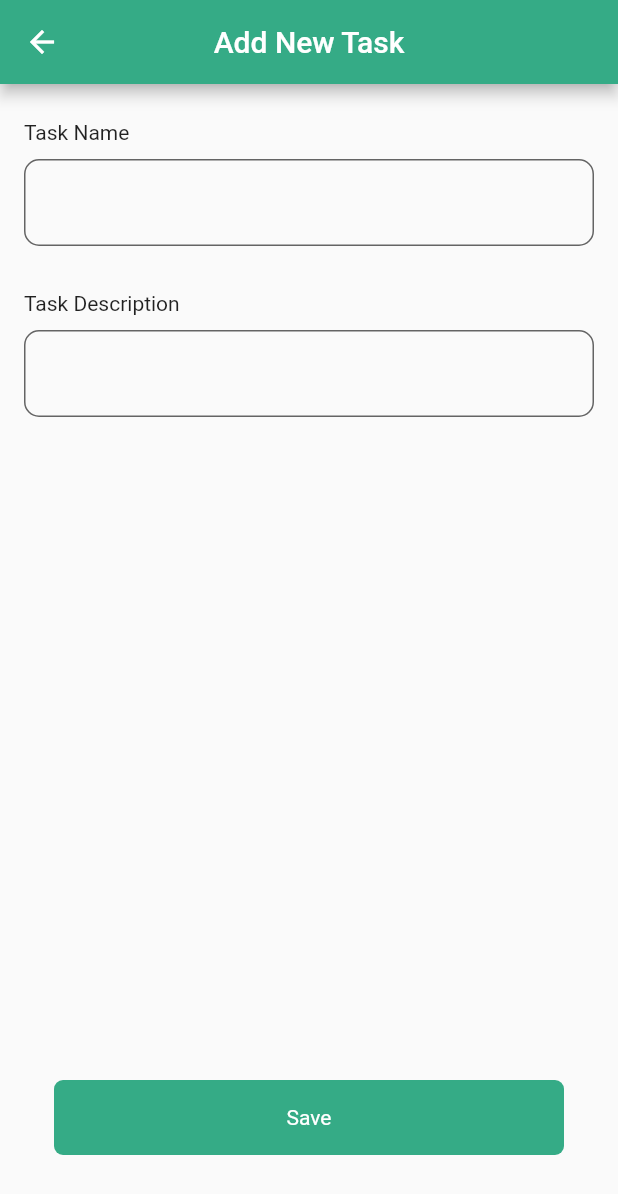
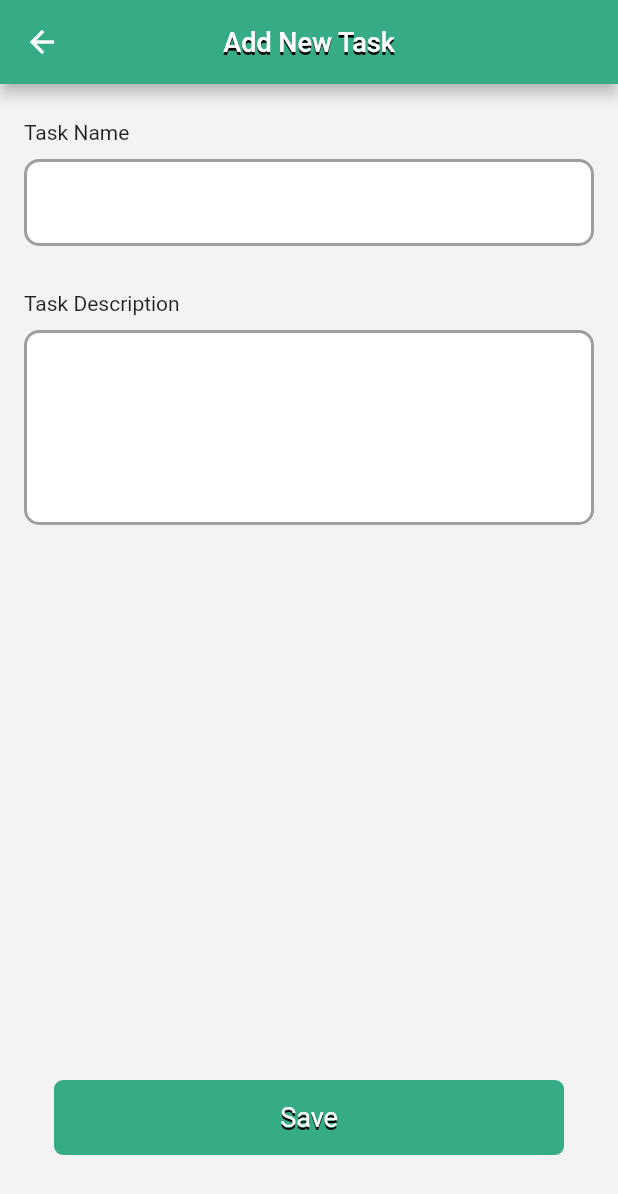
Before and after one commit to Ahmad-Saleh-963/maps, a Flutter app: the screen it shows after launch, after a tap on the "add" icon, on a phone screen of 412 x 824 dp. Shown: the top 1194 px of the screen. Run offline on Flutter 3.47's test engine with Material 3 defaults, Android fonts, the phone set to English and light mode, and no system bars; our stand-ins replace bot_toast, flutter_bloc, freezed_annotation, lottie, shared_preferences, supabase_flutter; accounts and stored records are empty.

Commit message:
fix bugs

```diff
--- a/lib/library/blocs/tasks/tasks_cubit.dart
+++ b/lib/library/blocs/tasks/tasks_cubit.dart
@@ -27,7 +27,7 @@ class TasksCubit extends Cubit<TasksState> {
   }
 
   Future<void> getTasks() async {
-    emit(state.copyWith(title: null, description: null, loading: state.tasks.isEmpty ? true : false));
+    emit(state.copyWith(title: null, description: null, loading: state.tasks.isEmpty ? true : false , hasErorr :false));
     List<TaskModel> tasks = [];
     try {
       var response = await db.from('maps').select().order('id');
@@ -38,7 +38,7 @@ class TasksCubit extends Cubit<TasksState> {
       }
     } catch (e) {
       ShowToastHelper.show("$e", ToastType.error);
-      emit(state.copyWith(loading: false));
+      emit(state.copyWith(loading: false , hasErorr : true));
     }
     emit(state.copyWith(loading: false, tasks: tasks));
   }
--- a/lib/library/blocs/tasks/tasks_state.dart
+++ b/lib/library/blocs/tasks/tasks_state.dart
@@ -8,6 +8,7 @@ class TasksState with _$TasksState {
   factory TasksState({
     @Default(false) bool loading,
     @Default(false) bool updating,
+    @Default(false) bool hasErorr,
     @Default('') String date,
     String? title,
     String? description,
--- a/lib/library/utils/colors.dart
+++ b/lib/library/utils/colors.dart
@@ -5,7 +5,11 @@ class ColorsApp{
 
   static Color primaryColor = const Color(0xff35ab86);
 
+  static Color white = const Color(0xfdfdfdfd);
+
   static Color yalow = const Color(0xffaceb5f);
+
+  static Color  bgScaffold = const Color(0xfff3f3f3);
 
   static Color border = const Color(0xff9eb031);
 
--- a/lib/main.dart
+++ b/lib/main.dart
@@ -43,7 +43,8 @@ class _MyAppState extends State<MyApp> {
     return MaterialApp(
       debugShowCheckedModeBanner: false,
       theme: ThemeData(
-        useMaterial3: false
+        useMaterial3: false,
+        scaffoldBackgroundColor: ColorsApp.bgScaffold,
       ),
       navigatorKey: SingleInstanceService.navigatorKey,
       builder: BotToastInit(),
--- a/lib/view/componenets/image_circle_component.dart
+++ b/lib/view/componenets/image_circle_component.dart
@@ -2,11 +2,9 @@ import 'package:flutter/material.dart';
 
 class ImageCircleComponent extends StatelessWidget {
   final String placeholder;
-  final double radius;
 
   const ImageCircleComponent({
     super.key,
-    required this.radius,
     this.placeholder = 'assets/images/person.png',
   });
 
@@ -15,8 +13,6 @@ class ImageCircleComponent extends StatelessWidget {
     return ClipOval(
       child: Image.asset(
         placeholder,
-        height: radius * 2,
-        width: radius * 2,
         fit: BoxFit.cover,
       ),
     );
--- a/lib/view/componenets/text_field_widget.dart
+++ b/lib/view/componenets/text_field_widget.dart
@@ -15,7 +15,7 @@ class TextFieldWidget extends StatelessWidget {
     this.textAlign = TextAlign.right,
     this.maxLines,
     this.error,
-    this.fillColor = Colors.transparent,
+    this.fillColor = Colors.white,
     this.showBorder = true,
   });
 
@@ -37,9 +37,9 @@ class TextFieldWidget extends StatelessWidget {
   Widget build(BuildContext context) {
     return TextField(
       keyboardType: keyboardType,
-      textAlign: textAlign ?? TextAlign.right,
+      textAlign: TextAlign.left,
       controller: controller,
-      textDirection: TextDirection.rtl,
+      textDirection: TextDirection.ltr,
       maxLines: maxLines,
       enabled: isEnable,
       style: TextStyle(height: 1, fontSize: fontSize),
@@ -48,7 +48,7 @@ class TextFieldWidget extends StatelessWidget {
         prefixIcon: prefix,
         filled: true,
         labelStyle: TextStyle(
-          color: Colors.black,
+          color: ColorsApp.buttons,
           fontSize: fontSize,
         ),
         hintStyle: const TextStyle(
@@ -61,13 +61,19 @@ class TextFieldWidget extends StatelessWidget {
         border: OutlineInputBorder(
           borderRadius: BorderRadius.circular(10.0),
           borderSide: showBorder
-              ? BorderSide(color: ColorsApp.primaryColor, width: 1.0)
+              ? const BorderSide(color: Colors.grey, width: 2.0)
+              : BorderSide.none,
+        ),
+        enabledBorder: OutlineInputBorder(
+          borderRadius: BorderRadius.circular(10.0),
+          borderSide: showBorder
+              ? const BorderSide(color: Colors.grey, width: 2.0)
               : BorderSide.none,
         ),
         focusedBorder: OutlineInputBorder(
           borderRadius: BorderRadius.circular(10.0),
           borderSide: showBorder
-              ? BorderSide(color: ColorsApp.primaryColor, width: 1.0)
+              ? const BorderSide(color: Colors.grey, width: 2.0)
               : BorderSide.none,
         ),
         errorBorder: OutlineInputBorder(
--- /dev/null
+++ b/lib/view/componenets/text_widget.dart
@@ -0,0 +1,25 @@
+import 'package:flutter/material.dart';
+
+class TextWidget extends StatelessWidget {
+  const TextWidget({super.key, required this.text, this.color = Colors.white});
+
+  final String text;
+  final Color color;
+
+  @override
+  Widget build(BuildContext context) {
+    return Text(
+      text,
+      style: TextStyle(
+        fontSize: 18,
+        color: color,
+        shadows: const [
+          Shadow(
+            color: Colors.black,
+            offset: Offset(0, 2),
+          )
+        ],
+      ),
+    );
+  }
+}
--- a/lib/view/home/banner_widget.dart
+++ b/lib/view/home/banner_widget.dart
@@ -9,7 +9,6 @@ class BannerWidget extends StatelessWidget {
     return Container(
       decoration: BoxDecoration(
         color: ColorsApp.yalow,
-        borderRadius: BorderRadius.circular(8.0),
         border: Border.all(color: ColorsApp.border, width: 2),
       ),
       padding: const EdgeInsets.symmetric(horizontal: 16, vertical: 32),
--- a/lib/view/home/home_page.dart
+++ b/lib/view/home/home_page.dart
@@ -8,6 +8,7 @@ import 'package:sport/library/utils/static_recoures.dart';
 import 'package:sport/view/componenets/empty_component.dart';
 import 'package:sport/view/componenets/image_circle_component.dart';
 import 'package:sport/view/componenets/loading_component.dart';
+import 'package:sport/view/componenets/text_widget.dart';
 import 'package:sport/view/tasks/add_edit_task.dart';
 import 'package:sport/view/tasks/task_widget.dart';
 
@@ -44,7 +45,7 @@ class _HomePageState extends State<HomePage> {
       appBar: AppBar(
         backgroundColor: ColorsApp.primaryColor,
         actions: const [
-          ImageCircleComponent(radius: 20),
+          ImageCircleComponent(),
           SizedBox(width: 16),
         ],
         leadingWidth: double.infinity,
@@ -54,9 +55,9 @@ class _HomePageState extends State<HomePage> {
             mainAxisAlignment: MainAxisAlignment.center,
             crossAxisAlignment: CrossAxisAlignment.start,
             children: [
-              Text("salam, ${StaticResources.name}"),
+              TextWidget(text: "salam, ${StaticResources.name}"),
               SizedBox(height: 6),
-              Text(StaticResources.email),
+              TextWidget(text: StaticResources.email),
             ],
           ),
         ),
@@ -69,7 +70,7 @@ class _HomePageState extends State<HomePage> {
             width: width,
             child: Column(
               children: [
-                 const BannerWidget(),
+                const BannerWidget(),
                 const SizedBox(height: 16),
                 _buildListTasks(state),
               ],
@@ -99,16 +100,25 @@ class _HomePageState extends State<HomePage> {
       return const EmptyComponent(
         title: "لايوجد مهام",
       );
+    } else if (state.hasErorr) {
+      return Expanded(
+        child: GestureDetector(
+          onTap: () {
+            cubit.getTasks();
+          },
+          child: const Center(child: Text("إنقر لإعادة المحاولة")),
+        ),
+      );
     }
     return Expanded(
       child: ListView.builder(
         itemCount: state.tasks.length,
         itemBuilder: (context, index) => TaskWidget(
           task: state.tasks[index],
-          onDelete: (){
+          onDelete: () {
             cubit.deleteTask(state.tasks[index]);
           },
-          onComplete: (){
+          onComplete: () {
             cubit.completeTask(state.tasks[index]);
           },
         ),
--- a/lib/view/tasks/add_edit_task.dart
+++ b/lib/view/tasks/add_edit_task.dart
@@ -5,6 +5,7 @@ import 'package:sport/library/blocs/tasks/tasks_state.dart';
 import 'package:sport/library/data_structure/task/task_model.dart';
 import 'package:sport/library/utils/colors.dart';
 import 'package:sport/view/componenets/text_field_widget.dart';
+import 'package:sport/view/componenets/text_widget.dart';
 
 class AddEditTask extends StatefulWidget {
   const AddEditTask({super.key, this.task});
@@ -32,24 +33,34 @@ class _AddEditTaskState extends State<AddEditTask> {
 
   @override
   Widget build(BuildContext context) {
-    double width = MediaQuery.of(context).size.width;
-    double height = MediaQuery.of(context).size.height;
     return Scaffold(
       appBar: AppBar(
         backgroundColor: ColorsApp.primaryColor,
-        title: Text(widget.task == null ? "Add New Task" : "Edit Task ${widget.task?.title}"),
+        title: TextWidget(
+          text:
+              cubit.isAdd ? "Add New Task" : "Edit Task ${widget.task?.title}",
+        ),
         centerTitle: true,
       ),
       body: BlocBuilder<TasksCubit, TasksState>(
         bloc: cubit,
         builder: (context, state) {
           return Padding(
-            padding: const EdgeInsets.symmetric(horizontal: 16,vertical: 24),
+            padding: const EdgeInsets.symmetric(horizontal: 16, vertical: 24),
             child: Column(
               children: [
-                _buildInputForm(cubit.title,"Task Name",50,state.title),
+                _buildInputForm(
+                    controller: cubit.title,
+                    txt: "Task Name",
+                    error: state.title,
+                    maxLines: 1),
                 const SizedBox(height: 30),
-                _buildInputForm(cubit.description,"Task Description",100,state.description),
+                _buildInputForm(
+                  controller: cubit.description,
+                  txt: "Task Description",
+                  error: state.description,
+                  maxLines: 5,
+                ),
                 const Spacer(),
                 _buildButtonSave(state),
                 const SizedBox(height: 30),
@@ -61,7 +72,11 @@ class _AddEditTaskState extends State<AddEditTask> {
     );
   }
 
-  Widget _buildInputForm(TextEditingController controller ,String txt,double height,String? error){
+  Widget _buildInputForm(
+      {required TextEditingController controller,
+      required String txt,
+      String? error,
+      int maxLines = 1}) {
     return Column(
       crossAxisAlignment: CrossAxisAlignment.start,
       children: [
@@ -69,18 +84,18 @@ class _AddEditTaskState extends State<AddEditTask> {
         const SizedBox(height: 10),
         TextFieldWidget(
           controller: controller,
-           height: height,
+          maxLines: maxLines,
           error: error,
         ),
       ],
     );
   }
 
-  Widget _buildButtonSave(TasksState state){
+  Widget _buildButtonSave(TasksState state) {
     return GestureDetector(
-      onTap: ()async{
+      onTap: () async {
         bool isSaved = await cubit.saveTask();
-        if(isSaved){
+        if (isSaved) {
           Navigator.pop(context);
         }
       },
@@ -91,21 +106,17 @@ class _AddEditTaskState extends State<AddEditTask> {
         // width: state.loading ? 50 : double.infinity,
         decoration: BoxDecoration(
             color: ColorsApp.primaryColor,
-          borderRadius: BorderRadius.circular(6)
-        ),
-        child:   Center(
-          child: state.loading ?
-          const CircularProgressIndicator(color: Colors.white,)
-          :
-          const Text(
-            "Save",
-            style: TextStyle(
-              color: Colors.white
-            ),
+            borderRadius: BorderRadius.circular(6)),
+        child: Center(
+          child: state.loading
+              ? const CircularProgressIndicator(
+                  color: Colors.white,
+                )
+              : const TextWidget(
+                  text: "Save",
                 ),
         ),
       ),
     );
   }
-
 }
```
Also changed, not shown: assets/images/person.png, lib/library/blocs/tasks/tasks_state.freezed.dart. Lines whose indentation alone changed are shown as unchanged.
